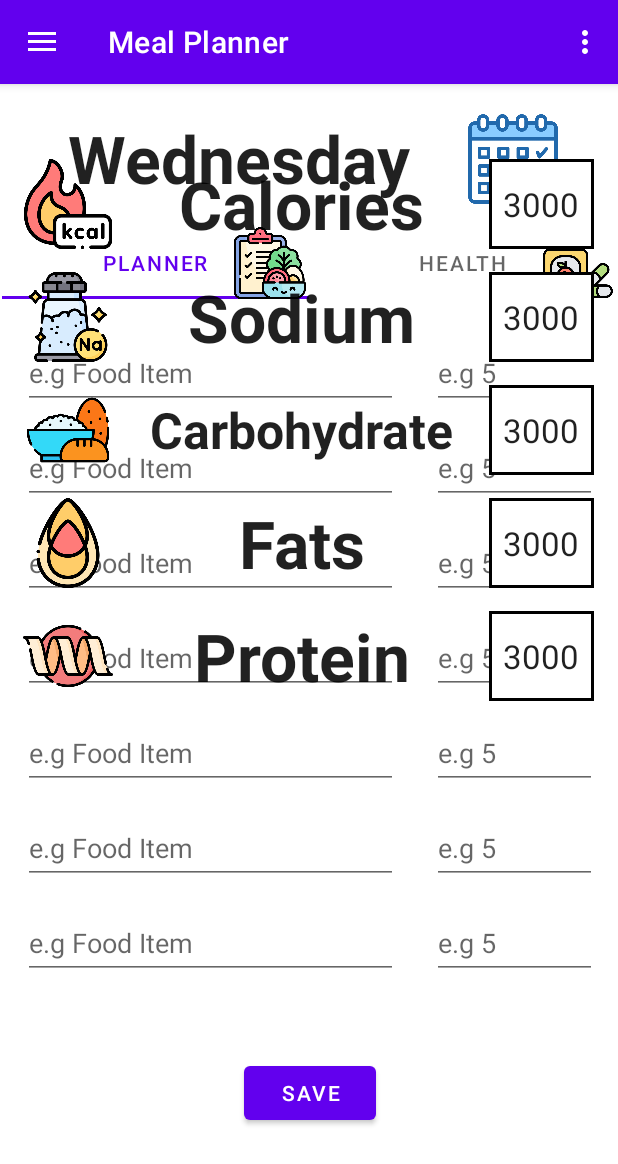
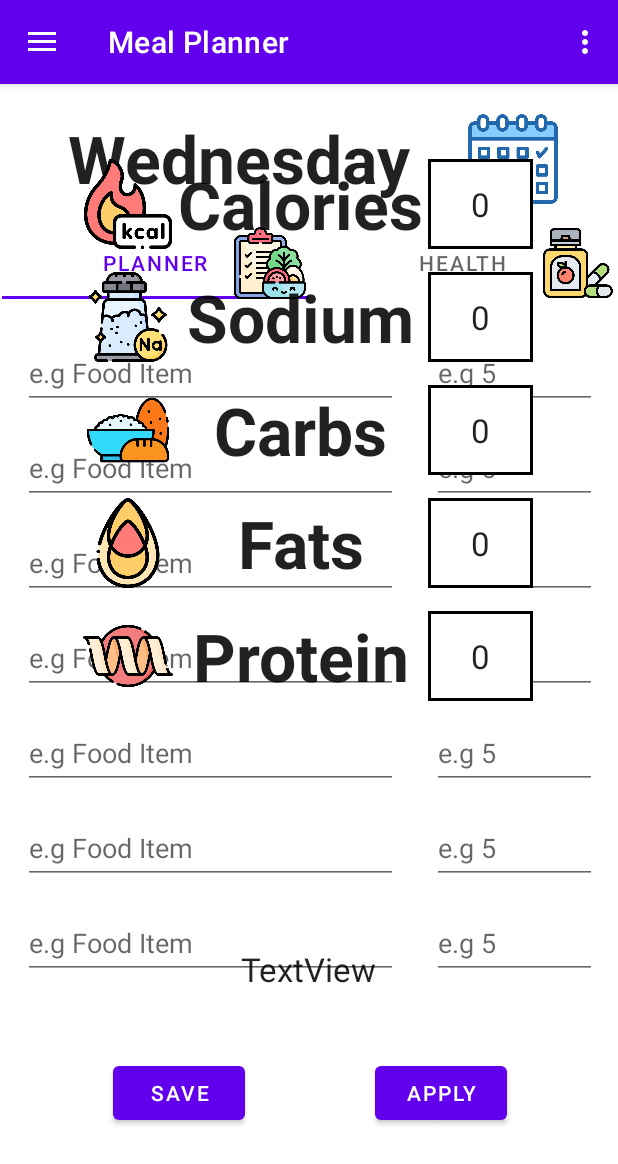
Before and after one commit to SchoolGroupProject/WorkoutProject, an Android app built with Jetpack Compose: the fragment Vitamins placed in its activity, on a phone screen of 412 x 824 dp. Shown: the top 1164 px of the screen. Run offline under Robolectric (Android 15) with nearby library versions, the phone set to English and light mode, and no system bars; our stand-ins replace Firebase (no records; nobody signed in at launch, a user with empty details on screens opened directly); Roboto replaces fonts that are not available here.

Commit message:
Some of the functions are done

```diff
--- a/app/build.gradle.kts
+++ b/app/build.gradle.kts
@@ -2,6 +2,7 @@ plugins {
     id("com.android.application")
     id("org.jetbrains.kotlin.android")
     id("com.google.gms.google-services")  version "4.4.1" apply true
+
 
 }
 
@@ -37,6 +38,7 @@ android {
     }
     buildFeatures {
         viewBinding = true
+        //dataBinding = true
     }
 }
 
--- a/app/src/main/java/com/example/test/mealPlanner/FoodPlanner.kt
+++ b/app/src/main/java/com/example/test/mealPlanner/FoodPlanner.kt
@@ -1,23 +1,114 @@
 package com.example.test.mealPlanner
 
 import android.os.Bundle
+import android.text.Editable
+import android.text.TextWatcher
 import androidx.fragment.app.Fragment
-import android.view.LayoutInflater
 import android.view.View
-import android.view.ViewGroup
+import android.widget.ArrayAdapter
+import android.widget.AutoCompleteTextView
+import android.widget.Button
+import android.widget.EditText
+import androidx.fragment.app.activityViewModels
 import com.example.test.R
+import com.google.firebase.database.FirebaseDatabase
+import com.google.firebase.database.database
+import com.google.firebase.Firebase
 
-class FoodPlanner : Fragment() {
 
-    override fun onCreateView(
-        inflater: LayoutInflater, container: ViewGroup?,
-        savedInstanceState: Bundle?
-    ): View? {
-        // Inflate the layout for this fragment
-        return inflater.inflate(R.layout.fragment_food_planner, container, false)
+
+class FoodPlanner : Fragment(R.layout.fragment_food_planner) {
+
+    private val foodItems = listOf("Apple","Banana","Carrot","Pizza","Egg","Pepperoni")
+    private val cloudFirebase:FirebaseDatabase = Firebase.database
+    private val sharedViewModel:ShareFoodModel by activityViewModels()
+    //val listOfFoodItems = cloudFirebase.
+    private var foodAuto1:AutoCompleteTextView? = null
+    private var foodAuto2:AutoCompleteTextView? = null
+    private var foodAuto3:AutoCompleteTextView? = null
+    private var foodAuto4:AutoCompleteTextView? = null
+    private var foodAuto5:AutoCompleteTextView? = null
+    private var foodAuto6:AutoCompleteTextView? = null
+    private var foodAuto7:AutoCompleteTextView? = null
+    private var itemQuan1:EditText? = null
+    private var itemQuan2:EditText? = null
+    private var itemQuan3:EditText? = null
+    private var itemQuan4:EditText? = null
+    private var itemQuan5:EditText? = null
+    private var itemQuan6:EditText? = null
+    private var itemQuan7:EditText? = null
+    private var dataTransferButton:Button? = null
+
+    override fun onViewCreated(view: View, savedInstanceState: Bundle?) {
+        super.onViewCreated(view, savedInstanceState)
+            //Reset the share model on every reopen
+            //sharedViewModel.fullReset()
+        /* List of variables to assign */
+        val foodItemBinder = ArrayAdapter(requireContext(),android.R.layout.simple_dropdown_item_1line,foodItems)
+        dataTransferButton = requireView().findViewById(R.id.applydata)
+
+        val foodNumberBinding =
+            mutableListOf(itemQuan1,itemQuan2,itemQuan3,itemQuan4,itemQuan5,itemQuan6,itemQuan7)
+
+        val foodTextBinding =
+            mutableListOf(foodAuto1,foodAuto2,foodAuto3,foodAuto4,foodAuto5,foodAuto6,foodAuto7)
+
+        val listOfIds =
+            mutableListOf(R.id.tvFood1,R.id.tvFood2,R.id.tvFood3,R.id.tvFood4,R.id.tvFood5,R.id.tvFood6,R.id.tvFood7)
+
+        val listOfNumIds =
+            mutableListOf(R.id.Quantity1,R.id.Quantity2,R.id.Quantity3,R.id.Quantity4,R.id.Quantity5,R.id.Quantity6,R.id.Quantity7)
+
+
+        //For the AutoCompletes
+        for (i in 0..6)
+        {
+            foodTextBinding[i] = requireView().findViewById(listOfIds[i])
+            foodTextBinding[i]?.setAdapter(foodItemBinder)
+        }
+        //For the quantities
+        for(i in 0..6)
+        {
+            foodNumberBinding[i] = requireView().findViewById(listOfNumIds[i])
+        }
+
+
+        /*
+        foodTextBinding[0]!!.addTextChangedListener(object: TextWatcher{
+        override fun beforeTextChanged(s: CharSequence?, start: Int, count: Int, after: Int) {
+        TODO("Not yet implemented")
+        }
+
+        override fun onTextChanged(s: CharSequence?, start: Int, before: Int, count: Int) {
+
+        }
+
+        override fun afterTextChanged(s: Editable?) {
+        TODO("Not yet implemented")
+        }
+
+        })
+        For the on change effect for the vitamin fragment
+        */
+
+        dataTransferButton?.setOnClickListener(object : View.OnClickListener {
+           override fun onClick(view: View?) {
+
+                for(i in 0..6)
+                {
+                    if(foodTextBinding[i]!!.text.isNotEmpty())
+                    {
+                        val num:String = foodNumberBinding[i]!!.text.toString()
+                        val testing = DataCompiler(foodTextBinding[i]!!.text.toString(),num.toInt())
+                        sharedViewModel.saveUserFoodItem(i,testing)
+
+                    }
+                }
+
+           }
+
+        })
+
     }
 
-    companion object {
-
-    }
 }
--- /dev/null
+++ b/app/src/main/java/com/example/test/mealPlanner/Nutrition.kt
@@ -0,0 +1,100 @@
+package com.example.test.mealPlanner
+
+class Nutrition {
+    private var Name:String
+    private var Calories:Int
+    private var Sodium:Int
+    private var Carbohydrate:Int
+    private var Fats:Int
+    private var Protein:Int
+
+    constructor(
+        Name: String,
+        Calories: Int,
+        Sodium: Int,
+        Carbohydrate: Int,
+        Fats: Int,
+        Protein: Int
+    ) {
+        this.Name = Name
+        this.Calories = Calories
+        this.Sodium = Sodium
+        this.Carbohydrate = Carbohydrate
+        this.Fats = Fats
+        this.Protein = Protein
+    }
+
+//Getter for the vars
+    fun getName():String
+    {
+        return Name
+    }
+    fun getCalories():Int
+    {
+        return Calories
+    }
+    fun getSodium():Int
+    {
+        return Sodium
+    }
+    fun getCarbohydrate():Int
+    {
+        return Carbohydrate
+    }
+    fun getFats():Int
+    {
+        return Fats
+    }
+    fun getProtein():Int
+    {
+        return Protein
+    }
+//Setters for the vars
+    fun setName(names:String)
+    {
+        Name = names
+    }
+    fun setCalories(num1:Int)
+    {
+        Calories = num1
+    }
+    fun setSodium(num2:Int)
+    {
+        Sodium = num2
+    }
+    fun setCarbohydrate(num3:Int)
+    {
+        Carbohydrate = num3
+    }
+    fun setFats(num4:Int)
+    {
+        Fats = num4
+    }
+    fun setProtein(num5:Int)
+    {
+        Protein = num5
+    }
+
+}
+
+//new class for compiling
+class DataCompiler
+{
+    private var foodItemNamed:String = ""
+    private var foodQuantity:Int = 0
+    constructor(foodItemNamed: String, foodQuantity: Int) {
+        this.foodItemNamed = foodItemNamed
+        this.foodQuantity = foodQuantity
+    }
+
+    fun getFoodName():String
+    {
+        return foodItemNamed
+    }
+
+    fun getFoodQuantity():Int
+    {
+        return foodQuantity
+    }
+
+}
--- /dev/null
+++ b/app/src/main/java/com/example/test/mealPlanner/ShareFoodModel.kt
@@ -0,0 +1,52 @@
+package com.example.test.mealPlanner
+
+import androidx.lifecycle.LiveData
+import androidx.lifecycle.MutableLiveData
+import androidx.lifecycle.ViewModel
+
+class ShareFoodModel:ViewModel() {
+
+    private var foodItem1 = MutableLiveData<DataCompiler>(null)
+    val userFoodItem1:LiveData<DataCompiler> = foodItem1
+    private var foodItem2 = MutableLiveData<DataCompiler>(null)
+    val userFoodItem2:LiveData<DataCompiler> = foodItem2
+    private var foodItem3 = MutableLiveData<DataCompiler>(null)
+    val userFoodItem3:LiveData<DataCompiler> = foodItem3
+    private var foodItem4 = MutableLiveData<DataCompiler>(null)
+    val userFoodItem4:LiveData<DataCompiler> = foodItem4
+    private var foodItem5 = MutableLiveData<DataCompiler>(null)
+    val userFoodItem5:LiveData<DataCompiler> = foodItem5
+    private var foodItem6 = MutableLiveData<DataCompiler>(null)
+    val userFoodItem6:LiveData<DataCompiler> = foodItem6
+    private var foodItem7 = MutableLiveData<DataCompiler>(null)
+    val userFoodItem7:LiveData<DataCompiler> = foodItem7
+
+
+    fun saveUserFoodItem(number:Int,userData:DataCompiler){
+
+        when(number)
+        {
+            0 ->{foodItem1.value = userData}
+            1 ->{foodItem2.value = userData}
+            2 ->{foodItem3.value = userData}
+            3 ->{foodItem4.value = userData}
+            4 ->{foodItem5.value = userData}
+            5 ->{foodItem6.value = userData}
+            6 ->{foodItem7.value = userData}
+        }
+
+    }
+
+    fun fullReset()
+    {
+        foodItem1 = MutableLiveData<DataCompiler>(null)
+        foodItem2 = MutableLiveData<DataCompiler>(null)
+        foodItem3 = MutableLiveData<DataCompiler>(null)
+        foodItem4 = MutableLiveData<DataCompiler>(null)
+        foodItem5 = MutableLiveData<DataCompiler>(null)
+        foodItem6 = MutableLiveData<DataCompiler>(null)
+        foodItem7 = MutableLiveData<DataCompiler>(null)
+
+    }
+
+}
--- a/app/src/main/java/com/example/test/mealPlanner/Vitamins.kt
+++ b/app/src/main/java/com/example/test/mealPlanner/Vitamins.kt
@@ -2,23 +2,135 @@ package com.example.test.mealPlanner
 
 import android.os.Bundle
 import androidx.fragment.app.Fragment
-import android.view.LayoutInflater
 import android.view.View
-import android.view.ViewGroup
+import android.widget.TextView
+import androidx.fragment.app.activityViewModels
 import com.example.test.R
 
+val Banana = Nutrition("Banana",5,5,5,5,5)
+val Apple = Nutrition("Apple",7,7,7,7,7)
+class Vitamins : Fragment(R.layout.fragment_vitamins){
 
-class Vitamins : Fragment() {
+    private var testingTextView:TextView? = null
+    private val sharedViewModel:ShareFoodModel by activityViewModels()
+    private val listOfIngredients = mutableListOf<Nutrition>(Banana, Apple)
+    private val listOfIngredients2 = mutableListOf<Nutrition>()
+    private var mCalories:TextView? = null
+    private var mSodium:TextView?= null
+    private var mCarbs:TextView? = null
+    private var mFats:TextView? = null
+    private var mProtein:TextView? = null
+    private val testing = Nutrition("Testing",0,0,0,0,0)
 
-    override fun onCreateView(
-        inflater: LayoutInflater, container: ViewGroup?,
-        savedInstanceState: Bundle?
-    ): View? {
-        // Inflate the layout for this fragment
-        return inflater.inflate(R.layout.fragment_vitamins, container, false)
+    //============== Add Data To The Database ================
+    //private val Test = Nutrition("ChangeforListner",0,0,0,0,0)
+    //private var cloudfirebase:FirebaseDatabase = Firebase.database
+    //private var clouddatabase:DatabaseReference = cloudfirebase.getReference("/Foods/Test")
+    //========================================================
+
+   override fun onViewCreated(view: View, savedInstanceState: Bundle?) {
+       super.onViewCreated(view, savedInstanceState)
+
+        testingTextView = requireView().findViewById(R.id.testingfun)
+        mCalories = requireView().findViewById(R.id.CaloriesNum)
+        mSodium = requireView().findViewById(R.id.SodiumNum)
+        mCarbs = requireView().findViewById(R.id.CarbsNum)
+        mFats = requireView().findViewById(R.id.FatsNum)
+        mProtein = requireView().findViewById(R.id.ProteinNum)
+        mCalories!!.text = testing.getCalories().toString()
+        mSodium!!.text = testing.getSodium().toString()
+        mCarbs!!.text = testing.getCarbohydrate().toString()
+        mFats!!.text = testing.getFats().toString()
+        mProtein!!.text = testing.getProtein().toString()
+
+       sharedViewModel.userFoodItem1.observe(viewLifecycleOwner) { userFoodItem1 ->
+           if (userFoodItem1 != null)
+           {
+               for (i in 0..1) {
+                   if (userFoodItem1.getFoodName() == (listOfIngredients[i].getName())) {
+                       listOfIngredients2.add(listOfIngredients[i])
+                       addAllIngredients()
+                       resetText()
+                   }
+               }
+            }
+       }
+        sharedViewModel.userFoodItem2.observe(viewLifecycleOwner){ userFoodItem2 ->
+            if(userFoodItem2!= null)
+            {
+                for(i in 0..1)
+                {
+                    if(userFoodItem2.getFoodName() == (listOfIngredients[i].getName()))
+                    {
+                        listOfIngredients2.add(listOfIngredients[i])
+                    }
+                }
+            }
+        }
+
+
+
     }
 
-    companion object {
+    private fun resetText() {
+        mCalories!!.text = testing.getCalories().toString()
+        mSodium!!.text = testing.getSodium().toString()
+        mCarbs!!.text = testing.getCarbohydrate().toString()
+        mFats!!.text = testing.getFats().toString()
+        mProtein!!.text = testing.getProtein().toString()
+    }
+
+    private fun addAllIngredients() {
+
+        if(listOfIngredients2.isNotEmpty() && listOfIngredients2.size != 1)
+        {
+            var testingCalories = 0
+            var testingSodium = 0
+            var testingCarbs = 0
+            var testingFats = 0
+            var testingProtein = 0
+
+            for (i in 0..listOfIngredients2.size)
+            {
+                testingCalories += listOfIngredients2[i].getCalories()
+                testingSodium += listOfIngredients2[i].getSodium()
+                testingCarbs += listOfIngredients2[i].getCarbohydrate()
+                testingFats += listOfIngredients2[i].getFats()
+                testingProtein += listOfIngredients2[i].getProtein()
+            }
+
+
+
+
+        }
+        else if(listOfIngredients2.size == 1)
+        {
+            testing.setCalories(listOfIngredients2[0].getCalories())
+            testing.setSodium(listOfIngredients2[0].getSodium())
+            testing.setCarbohydrate(listOfIngredients2[0].getCarbohydrate())
+            testing.setFats(listOfIngredients2[0].getFats())
+            testing.setProtein(listOfIngredients2[0].getProtein())
+
+        }
+
 
     }
+
 }
+
+
+
+
+
+
+/* Used to add information to the firebase */
+// testingbutton1!!.setOnClickListener (object : View.OnClickListener{
+// override fun onClick(view: View?){
+// clouddatabase.push().setValue(Test)
+//
+// }
+// })
+// testingbutton1!!.setOnClickListener{
+// clouddatabase.push().setValue(Test)
+// testingTextView?.text = extractData?.getString("FirstTextComplete")
+// }
--- a/app/src/main/res/layout/fragment_food_planner.xml
+++ b/app/src/main/res/layout/fragment_food_planner.xml
@@ -22,14 +22,16 @@
         android:id="@+id/SaveMeal"
         android:layout_width="wrap_content"
         android:layout_height="wrap_content"
+        android:layout_marginStart="75dp"
         android:layout_marginBottom="30dp"
         android:text="SAVE"
         app:layout_constraintBottom_toBottomOf="parent"
-        app:layout_constraintEnd_toEndOf="parent"
         app:layout_constraintStart_toStartOf="parent" />
 
-    <MultiAutoCompleteTextView
+    <AutoCompleteTextView
         android:id="@+id/tvFood2"
+        android:completionThreshold="1"
+
         android:layout_width="250dp"
         android:layout_height="48dp"
         android:layout_marginStart="15dp"
@@ -50,8 +52,9 @@
         app:layout_constraintEnd_toEndOf="parent"
         app:layout_constraintTop_toTopOf="parent" />
 
-    <MultiAutoCompleteTextView
+    <AutoCompleteTextView
         android:id="@+id/tvFood4"
+        android:completionThreshold="1"
         android:layout_width="250dp"
         android:layout_height="48dp"
         android:layout_marginStart="15dp"
@@ -60,8 +63,9 @@
         app:layout_constraintStart_toStartOf="parent"
         app:layout_constraintTop_toBottomOf="@+id/tvFood3" />
 
-    <MultiAutoCompleteTextView
+    <AutoCompleteTextView
         android:id="@+id/tvFood1"
+        android:completionThreshold="1"
         android:layout_width="250dp"
         android:layout_height="48dp"
         android:layout_marginStart="15dp"
@@ -95,8 +99,9 @@
         app:layout_constraintEnd_toEndOf="parent"
         app:layout_constraintTop_toBottomOf="@+id/Quantity2" />
 
-    <MultiAutoCompleteTextView
+    <AutoCompleteTextView
         android:id="@+id/tvFood3"
+        android:completionThreshold="1"
         android:layout_width="250dp"
         android:layout_height="48dp"
         android:layout_marginStart="15dp"
@@ -105,8 +110,9 @@
         app:layout_constraintStart_toStartOf="parent"
         app:layout_constraintTop_toBottomOf="@+id/tvFood2" />
 
-    <MultiAutoCompleteTextView
+    <AutoCompleteTextView
         android:id="@+id/tvFood6"
+        android:completionThreshold="1"
         android:layout_width="250dp"
         android:layout_height="48dp"
         android:layout_marginStart="15dp"
@@ -115,8 +121,9 @@
         app:layout_constraintStart_toStartOf="parent"
         app:layout_constraintTop_toBottomOf="@+id/tvFood5" />
 
-    <MultiAutoCompleteTextView
+    <AutoCompleteTextView
         android:id="@+id/tvFood5"
+        android:completionThreshold="1"
         android:layout_width="250dp"
         android:layout_height="48dp"
         android:layout_marginStart="15dp"
@@ -125,8 +132,9 @@
         app:layout_constraintStart_toStartOf="parent"
         app:layout_constraintTop_toBottomOf="@+id/tvFood4" />
 
-    <MultiAutoCompleteTextView
+    <AutoCompleteTextView
         android:id="@+id/tvFood7"
+        android:completionThreshold="1"
         android:layout_width="250dp"
         android:layout_height="48dp"
         android:layout_marginStart="15dp"
@@ -171,4 +179,14 @@
         app:layout_constraintEnd_toEndOf="parent"
         app:layout_constraintTop_toBottomOf="@+id/Quantity6" />
 
+    <Button
+        android:id="@+id/applydata"
+        android:layout_width="wrap_content"
+        android:layout_height="wrap_content"
+        android:layout_marginEnd="75dp"
+        android:layout_marginBottom="30dp"
+        android:text="Apply"
+        app:layout_constraintBottom_toBottomOf="parent"
+        app:layout_constraintEnd_toEndOf="parent" />
+
 </androidx.constraintlayout.widget.ConstraintLayout>
--- a/app/src/main/res/layout/fragment_vitamins.xml
+++ b/app/src/main/res/layout/fragment_vitamins.xml
@@ -8,9 +8,8 @@
 
     <TextView
         android:id="@+id/CaloriesText"
-        android:layout_width="220dp"
+        android:layout_width="170dp"
         android:layout_height="60dp"
-        android:layout_marginStart="15dp"
         android:layout_marginTop="50dp"
         android:gravity="center"
         android:text="Calories"
@@ -25,7 +24,6 @@
         android:id="@+id/CaloriesNum"
         android:layout_width="70dp"
         android:layout_height="60dp"
-        android:layout_marginStart="15dp"
         android:layout_marginTop="50dp"
         android:background="@drawable/border"
         android:gravity="center"
@@ -39,7 +37,7 @@
         android:id="@+id/CaloriesIC"
         android:layout_width="60dp"
         android:layout_height="60dp"
-        android:layout_marginStart="15dp"
+        android:layout_marginStart="55dp"
         android:layout_marginTop="50dp"
         android:src="@drawable/ic_calories"
         app:layout_constraintStart_toStartOf="parent"
@@ -49,7 +47,7 @@
         android:id="@+id/SodiumIC"
         android:layout_width="60dp"
         android:layout_height="60dp"
-        android:layout_marginStart="15dp"
+        android:layout_marginStart="55dp"
         android:layout_marginTop="15dp"
         android:src="@drawable/ic_sodium"
         app:layout_constraintStart_toStartOf="parent"
@@ -59,7 +57,7 @@
         android:id="@+id/CarbsIC"
         android:layout_width="60dp"
         android:layout_height="60dp"
-        android:layout_marginStart="15dp"
+        android:layout_marginStart="55dp"
         android:layout_marginTop="15dp"
         android:src="@drawable/ic_carbs"
         app:layout_constraintStart_toStartOf="parent"
@@ -69,7 +67,7 @@
         android:id="@+id/FatsIC"
         android:layout_width="60dp"
         android:layout_height="60dp"
-        android:layout_marginStart="15dp"
+        android:layout_marginStart="55dp"
         android:layout_marginTop="15dp"
         android:src="@drawable/ic_fats"
         app:layout_constraintStart_toStartOf="parent"
@@ -79,7 +77,7 @@
         android:id="@+id/ProteinIC"
         android:layout_width="60dp"
         android:layout_height="60dp"
-        android:layout_marginStart="15dp"
+        android:layout_marginStart="55dp"
         android:layout_marginTop="15dp"
         android:src="@drawable/ic_protein"
         app:layout_constraintStart_toStartOf="parent"
@@ -87,9 +85,8 @@
 
     <TextView
         android:id="@+id/textView2"
-        android:layout_width="220dp"
+        android:layout_width="170dp"
         android:layout_height="60dp"
-        android:layout_marginStart="15dp"
         android:layout_marginTop="15dp"
         android:gravity="center"
         android:text="Sodium"
@@ -102,24 +99,22 @@
 
     <TextView
         android:id="@+id/textView4"
-        android:layout_width="220dp"
+        android:layout_width="170dp"
         android:layout_height="60dp"
-        android:layout_marginStart="15dp"
         android:layout_marginTop="15dp"
         android:gravity="center"
-        android:text="Carbohydrate"
+        android:text="Carbs"
         android:textAlignment="center"
         android:textAppearance="@style/TextAppearance.AppCompat.Large"
-        android:textSize="33sp"
+        android:textSize="44sp"
         android:textStyle="bold"
         app:layout_constraintStart_toEndOf="@+id/CarbsIC"
         app:layout_constraintTop_toBottomOf="@+id/textView2" />
 
     <TextView
         android:id="@+id/textView5"
-        android:layout_width="220dp"
+        android:layout_width="170dp"
         android:layout_height="60dp"
-        android:layout_marginStart="15dp"
         android:layout_marginTop="15dp"
         android:gravity="center"
         android:text="Fats"
@@ -132,9 +127,8 @@
 
     <TextView
         android:id="@+id/textView6"
-        android:layout_width="220dp"
+        android:layout_width="170dp"
         android:layout_height="60dp"
-        android:layout_marginStart="15dp"
         android:layout_marginTop="15dp"
         android:gravity="center"
         android:text="Protein"
@@ -146,59 +140,66 @@
         app:layout_constraintTop_toBottomOf="@+id/textView5" />
 
     <TextView
-        android:id="@+id/textView7"
+        android:id="@+id/SodiumNum"
         android:layout_width="70dp"
         android:layout_height="60dp"
-        android:layout_marginStart="15dp"
         android:layout_marginTop="15dp"
-        android:text="3000"
         android:background="@drawable/border"
         android:gravity="center"
+        android:text="3000"
         android:textAlignment="center"
         android:textAppearance="@style/TextAppearance.AppCompat.Large"
         app:layout_constraintStart_toEndOf="@+id/textView2"
         app:layout_constraintTop_toBottomOf="@+id/CaloriesNum" />
 
     <TextView
-        android:id="@+id/textView8"
+        android:id="@+id/FatsNum"
         android:layout_width="70dp"
         android:layout_height="60dp"
-        android:layout_marginStart="15dp"
         android:layout_marginTop="15dp"
-        android:text="3000"
         android:background="@drawable/border"
         android:gravity="center"
+        android:text="3000"
         android:textAlignment="center"
         android:textAppearance="@style/TextAppearance.AppCompat.Large"
         app:layout_constraintStart_toEndOf="@+id/textView5"
-        app:layout_constraintTop_toBottomOf="@+id/textView9" />
+        app:layout_constraintTop_toBottomOf="@+id/CarbsNum" />
 
     <TextView
-        android:id="@+id/textView9"
+        android:id="@+id/CarbsNum"
         android:layout_width="70dp"
         android:layout_height="60dp"
-        android:layout_marginStart="15dp"
         android:layout_marginTop="15dp"
-        android:text="3000"
         android:background="@drawable/border"
         android:gravity="center"
+        android:text="3000"
         android:textAlignment="center"
         android:textAppearance="@style/TextAppearance.AppCompat.Large"
         app:layout_constraintStart_toEndOf="@+id/textView4"
-        app:layout_constraintTop_toBottomOf="@+id/textView7" />
+        app:layout_constraintTop_toBottomOf="@+id/SodiumNum" />
 
     <TextView
-        android:id="@+id/textView10"
+        android:id="@+id/ProteinNum"
         android:layout_width="70dp"
         android:layout_height="60dp"
-        android:layout_marginStart="15dp"
         android:layout_marginTop="15dp"
-        android:text="3000"
         android:background="@drawable/border"
         android:gravity="center"
+        android:text="3000"
         android:textAlignment="center"
         android:textAppearance="@style/TextAppearance.AppCompat.Large"
         app:layout_constraintStart_toEndOf="@+id/textView6"
-        app:layout_constraintTop_toBottomOf="@+id/textView8" />
+        app:layout_constraintTop_toBottomOf="@+id/FatsNum" />
+
+    <TextView
+        android:id="@+id/testingfun"
+        android:layout_width="wrap_content"
+        android:layout_height="wrap_content"
+        android:text="TextView"
+        android:textAppearance="@style/TextAppearance.AppCompat.Large"
+        app:layout_constraintBottom_toBottomOf="parent"
+        app:layout_constraintEnd_toEndOf="parent"
+        app:layout_constraintStart_toStartOf="parent"
+        app:layout_constraintTop_toBottomOf="@+id/textView6" />
 
 </androidx.constraintlayout.widget.ConstraintLayout>
--- a/app/src/main/res/layout/workout_interface.xml
+++ b/app/src/main/res/layout/workout_interface.xml
@@ -17,7 +17,7 @@
         app:layout_constraintTop_toBottomOf="@+id/textInputEditText" />
 
     <TextView
-        android:id="@+id/textView8"
+        android:id="@+id/FatsNum"
         android:layout_width="wrap_content"
         android:layout_height="wrap_content"
         android:text="@string/reps"
```
Also changed, not shown: app/src/main/java/com/example/test/mealPlanner/FoodActivity.kt (+1 -0 lines).
